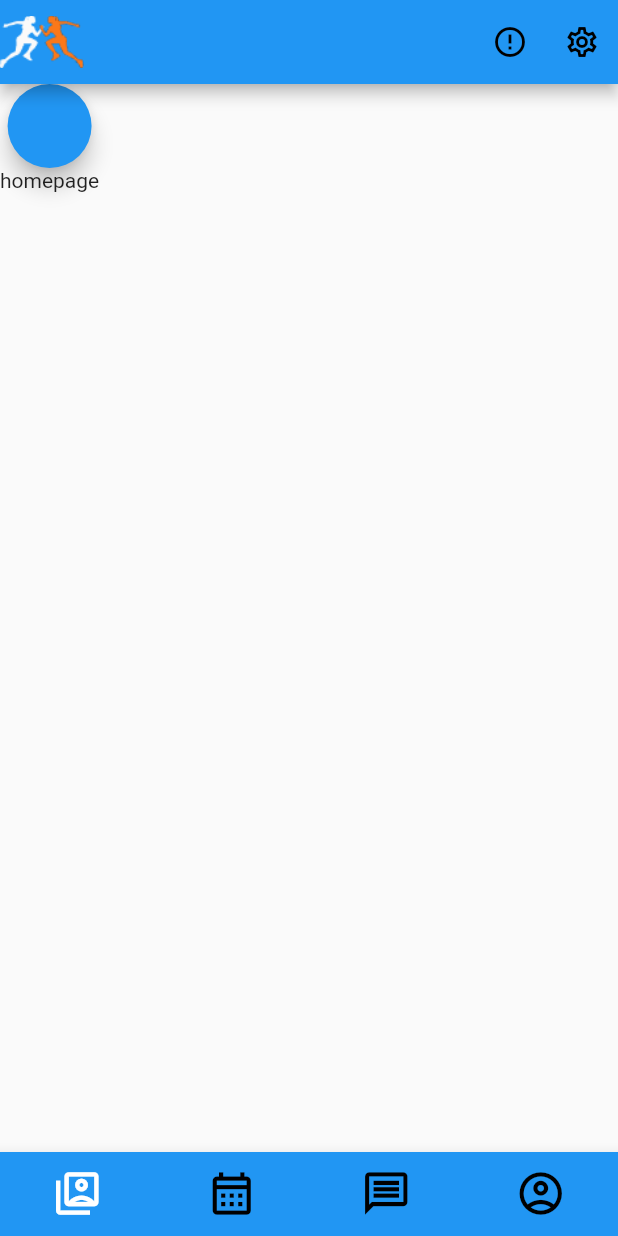
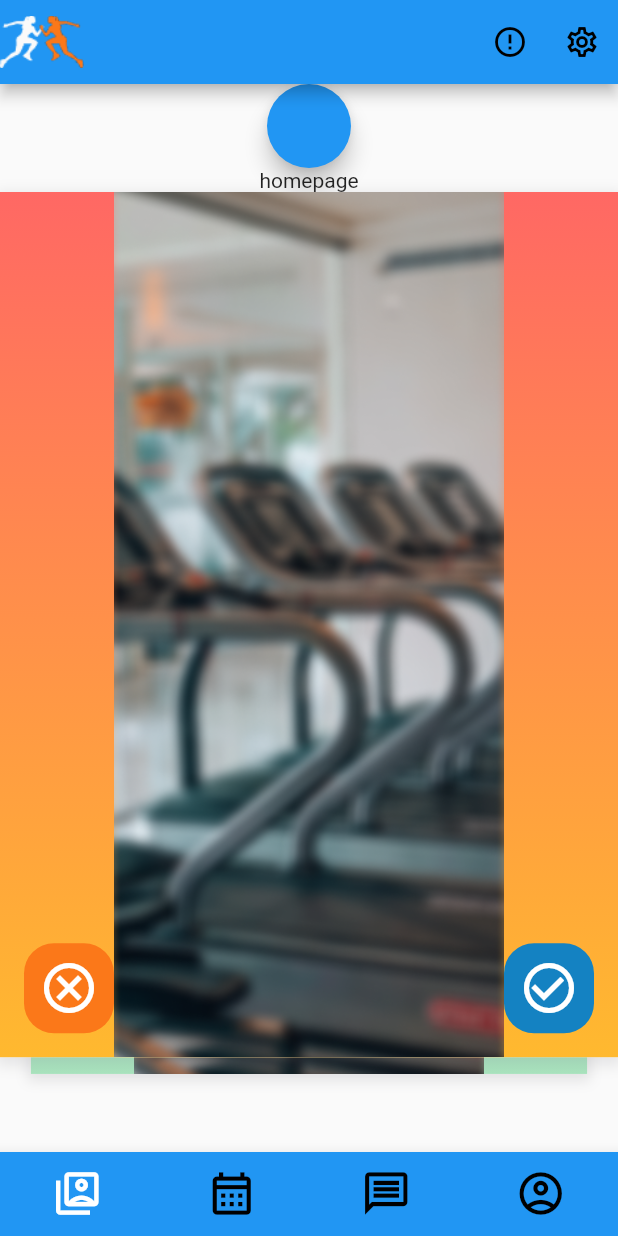
Before and after one commit to NicolasDrp/Renconsport-flutter, a Flutter app: the screen it shows after launch, on a phone screen of 412 x 824 dp. Run offline on Flutter 3.47's test engine with Material 2 defaults, Android fonts, the phone set to English and light mode, and no system bars; drawn by our look-alikes of appinio_swiper; our stand-ins replace flutter_secure_storage; statements that could not run were skipped.

Commit message:
feat : swap tinderlike

```diff
--- a/lib/screen/homepage.dart
+++ b/lib/screen/homepage.dart
@@ -1,4 +1,9 @@
+import 'dart:developer';
+import 'package:appinio_swiper/appinio_swiper.dart';
+import 'package:flutter/cupertino.dart';
 import 'package:flutter/material.dart';
+import 'package:renconsport_flutter/widgets/ProfileCard.dart';
+import 'package:renconsport_flutter/widgets/example_candidate_model.dart';
 import 'package:flutter_secure_storage/flutter_secure_storage.dart';
 import 'package:renconsport_flutter/widgets/bottomAppBar.dart';
 
@@ -12,6 +17,7 @@ class HomePage extends StatefulWidget {
 }
 
 class _HomePageState extends State<HomePage> {
+  final AppinioSwiperController controller = AppinioSwiperController();
   bool isLogged = true;
   @override
   Widget build(BuildContext context) {
@@ -39,10 +45,40 @@ class _HomePageState extends State<HomePage> {
         children: [
           FloatingActionButton(
             onPressed: () {
-              Navigator.pushNamed(context, '/login');
+              Navigator.pushNamed(context, '/test');
             },
           ),
-          Text("homepage")
+          Text("homepage"),
+          CupertinoPageScaffold(
+            child: Column(
+              children: [
+                SizedBox(
+                  height: MediaQuery.of(context).size.height * 0.70,
+                  child: AppinioSwiper(
+                    padding: EdgeInsets.all(0),
+                    backgroundCardsCount: 0,
+                    swipeOptions:
+                        const AppinioSwipeOptions.symmetric(horizontal: true),
+                    unlimitedUnswipe: true,
+                    controller: controller,
+                    unswipe: _unswipe,
+                    onSwiping: (AppinioSwiperDirection direction) {
+                      debugPrint(direction.toString());
+                    },
+                    onSwipe: _swipe,
+                    onEnd: _onEnd,
+                    cardsCount: candidates.length,
+                    cardsBuilder: (BuildContext context, int index) {
+                      return ProfileCard(
+                        candidate: candidates[index],
+                        controller: controller,
+                      );
+                    },
+                  ),
+                ),
+              ],
+            ),
+          ),
         ],
       ),
     );
@@ -59,4 +95,20 @@ class _HomePageState extends State<HomePage> {
   void redirect() {
     Navigator.pushReplacementNamed(context, '/login');
   }
+
+  void _swipe(int index, AppinioSwiperDirection direction) {
+    log("the card was swiped to the: " + direction.name);
+  }
+
+  void _unswipe(bool unswiped) {
+    if (unswiped) {
+      log("SUCCESS: card was unswiped");
+    } else {
+      log("FAIL: no card left to unswipe");
+    }
+  }
+
+  void _onEnd() {
+    log("end reached!");
+  }
 }
--- a/lib/screen/login.dart
+++ b/lib/screen/login.dart
@@ -113,7 +113,7 @@ class _LoginState extends State<Login> {
     String email = _emailController.text;
     String password = _passwordController.text;
     http
-        .post(Uri.parse("http://192.168.1.121:8000/api/login_check"),
+        .post(Uri.parse("http://192.168.43.159:8000/api/login_check"),
             headers: <String, String>{
               'Content-Type': 'application/json; charset=UTF-8',
             },
--- /dev/null
+++ b/lib/widgets/ProfileCard.dart
@@ -0,0 +1,74 @@
+import 'package:appinio_swiper/controllers.dart';
+import 'package:flutter/cupertino.dart';
+import 'package:flutter/material.dart';
+import 'package:renconsport_flutter/widgets/swapButton.dart';
+
+import 'example_candidate_model.dart';
+
+class ProfileCard extends StatelessWidget {
+  final ExampleCandidateModel candidate;
+  final AppinioSwiperController controller;
+
+  const ProfileCard({
+    Key? key,
+    required this.candidate,
+    required this.controller,
+  }) : super(key: key);
+
+  @override
+  Widget build(BuildContext context) {
+    return Container(
+      decoration: BoxDecoration(
+        color: CupertinoColors.white,
+        boxShadow: [
+          BoxShadow(
+            color: CupertinoColors.systemGrey.withOpacity(0.2),
+            spreadRadius: 3,
+            blurRadius: 7,
+            offset: const Offset(0, 3),
+          )
+        ],
+      ),
+      alignment: Alignment.center,
+      child: Column(
+        children: [
+          Flexible(
+            child: Container(
+              decoration: BoxDecoration(
+                gradient: candidate.color,
+                image: DecorationImage(
+                    image: AssetImage("assets/background_login.png")),
+              ),
+              child: SizedBox(
+                height: MediaQuery.of(context).size.height,
+                width: MediaQuery.of(context).size.width,
+                child: Stack(
+                  children: [
+                    Positioned.fill(
+                      child: Align(
+                        alignment: Alignment
+                            .bottomCenter, // Align the text to the bottom center
+                        child: Padding(
+                          padding: const EdgeInsets.all(
+                              16.0), // Add padding as needed
+                          child: Row(
+                            mainAxisAlignment: MainAxisAlignment.spaceBetween,
+                            children: [
+                              swipeLeftButton(controller),
+                              swipeRightButton(controller),
+                              // unswipeButton(controller),
+                            ],
+                          ),
+                        ),
+                      ),
+                    ),
+                  ],
+                ),
+              ),
+            ),
+          ),
+        ],
+      ),
+    );
+  }
+}
--- /dev/null
+++ b/lib/widgets/example_candidate_model.dart
@@ -0,0 +1,111 @@
+import 'package:flutter/cupertino.dart';
+
+class ExampleCandidateModel {
+  String? name;
+  String? job;
+  String? city;
+  LinearGradient? color;
+
+  ExampleCandidateModel({
+    this.name,
+    this.job,
+    this.city,
+    this.color,
+  });
+}
+
+List<ExampleCandidateModel> candidates = [
+  ExampleCandidateModel(
+    name: 'Eight, 8',
+    job: 'Manager',
+    city: 'Town',
+    color: gradientPink,
+  ),
+  ExampleCandidateModel(
+    name: 'Seven, 7',
+    job: 'Manager',
+    city: 'Town',
+    color: gradientBlue,
+  ),
+  ExampleCandidateModel(
+    name: 'Six, 6',
+    job: 'Manager',
+    city: 'Town',
+    color: gradientPurple,
+  ),
+  ExampleCandidateModel(
+    name: 'Five, 5',
+    job: 'Manager',
+    city: 'Town',
+    color: gradientRed,
+  ),
+  ExampleCandidateModel(
+    name: 'Four, 4',
+    job: 'Manager',
+    city: 'Town',
+    color: gradientPink,
+  ),
+  ExampleCandidateModel(
+    name: 'Three, 3',
+    job: 'Manager',
+    city: 'Town',
+    color: gradientBlue,
+  ),
+  ExampleCandidateModel(
+    name: 'Two, 2',
+    job: 'Manager',
+    city: 'Town',
+    color: gradientPurple,
+  ),
+  ExampleCandidateModel(
+    name: 'One, 1',
+    job: 'Manager',
+    city: 'Town',
+    color: gradientRed,
+  ),
+];
+
+const LinearGradient gradientRed = LinearGradient(
+  begin: Alignment.topCenter,
+  end: Alignment.bottomCenter,
+  colors: [
+    Color(0xFFFF3868),
+    Color(0xFFFFB49A),
+  ],
+);
+
+const LinearGradient gradientPurple = LinearGradient(
+  begin: Alignment.topCenter,
+  end: Alignment.bottomCenter,
+  colors: [
+    Color(0xFF736EFE),
+    Color(0xFF62E4EC),
+  ],
+);
+
+const LinearGradient gradientBlue = LinearGradient(
+  begin: Alignment.topCenter,
+  end: Alignment.bottomCenter,
+  colors: [
+    Color(0xFF0BA4E0),
+    Color(0xFFA9E4BD),
+  ],
+);
+
+const LinearGradient gradientPink = LinearGradient(
+  begin: Alignment.topCenter,
+  end: Alignment.bottomCenter,
+  colors: [
+    Color(0xFFFF6864),
+    Color(0xFFFFB92F),
+  ],
+);
+
+const LinearGradient kNewFeedCardColorsIdentityGradient = LinearGradient(
+  begin: Alignment.topCenter,
+  end: Alignment.bottomCenter,
+  colors: [
+    Color(0xFF7960F1),
+    Color(0xFFE1A5C9),
+  ],
+);
--- /dev/null
+++ b/lib/widgets/swapButton.dart
@@ -0,0 +1,82 @@
+import 'package:flutter/cupertino.dart';
+import 'package:flutter/material.dart';
+
+import 'package:appinio_swiper/appinio_swiper.dart';
+
+class SwapButton extends StatelessWidget {
+  final Function onTap;
+  final Widget child;
+
+  const SwapButton({
+    required this.onTap,
+    required this.child,
+    Key? key,
+  }) : super(key: key);
+
+  @override
+  Widget build(BuildContext context) {
+    return GestureDetector(
+      onTap: () => onTap(),
+      child: child,
+    );
+  }
+}
+
+//swipe card to the right side
+Widget swipeRightButton(AppinioSwiperController controller) {
+  return SwapButton(
+    onTap: () => controller.swipeRight(),
+    child: Container(
+      height: 60,
+      width: 60,
+      decoration: BoxDecoration(
+        color: const Color(0xFF1482C2),
+        borderRadius: BorderRadius.circular(20)
+      ),
+      alignment: Alignment.center,
+      child: const Icon(
+        Icons.check_circle_outline,
+        color: CupertinoColors.white,
+        size: 40,
+      ),
+    ),
+  );
+}
+
+//swipe card to the left side
+Widget swipeLeftButton(AppinioSwiperController controller) {
+  return SwapButton(
+    onTap: () => controller.swipeLeft(),
+    child: Container(
+      height: 60,
+      width: 60,
+      decoration: BoxDecoration(
+        color: const Color(0xFFFB7819),
+        borderRadius: BorderRadius.circular(20),
+      ),
+      alignment: Alignment.center,
+      child: const Icon(
+        Icons.cancel_outlined,
+        color: CupertinoColors.white,
+        size: 40,
+      ),
+    ),
+  );
+}
+
+//unswipe card
+Widget unswipeButton(AppinioSwiperController controller) {
+  return SwapButton(
+    onTap: () => controller.unswipe(),
+    child: Container(
+      height: 60,
+      width: 60,
+      alignment: Alignment.center,
+      child: const Icon(
+        Icons.rotate_left_rounded,
+        color: CupertinoColors.systemGrey2,
+        size: 40,
+      ),
+    ),
+  );
+}
--- a/pubspec.yaml
+++ b/pubspec.yaml
@@ -7,6 +7,7 @@ environment:
   sdk: '>=3.1.0 <4.0.0'
 
 dependencies:
+  appinio_swiper: ^2.0.3
   flutter:
     sdk: flutter
   flutter_secure_storage: ^9.0.0
```
Also changed, not shown: pubspec.lock, 5 other files.
